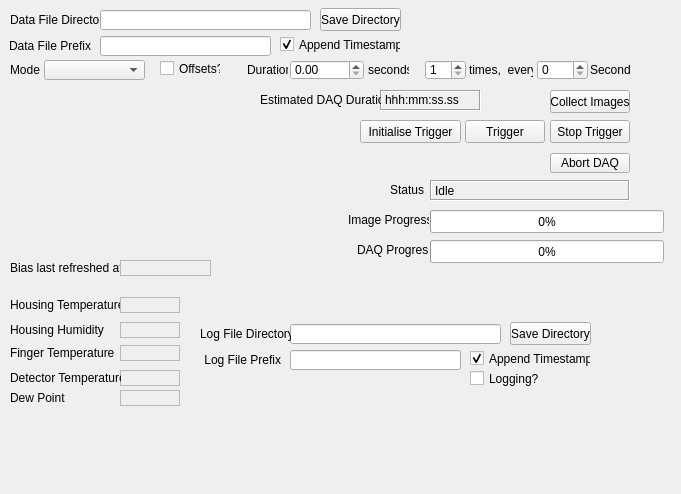
This is STFC/HexitecGigEProject/trunk/HexitecGigE/dataacquisitionform.ui in stfc-detectors/hexitec as Qt 5 draws it before an edit. The edited form follows.
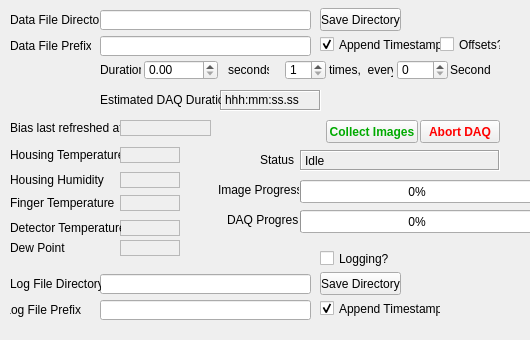
This is the edited form.

Commit message: Added popup to signal bad inifiles. Removed unused buttons from the GUI. Improved GUI sensitivity.

Diff of the .ui file:
```diff
--- a/STFC/HexitecGigEProject/trunk/HexitecGigE/dataacquisitionform.ui
+++ b/STFC/HexitecGigEProject/trunk/HexitecGigE/dataacquisitionform.ui
@@ -6,8 +6,8 @@
    <rect>
     <x>0</x>
     <y>0</y>
-    <width>681</width>
-    <height>494</height>
+    <width>530</width>
+    <height>340</height>
    </rect>
   </property>
   <property name="windowTitle">
@@ -18,7 +18,7 @@
     <rect>
      <x>100</x>
      <y>36</y>
-     <width>171</width>
+     <width>211</width>
      <height>20</height>
     </rect>
    </property>
@@ -26,8 +26,8 @@
   <widget class="QCheckBox" name="offsetsButton">
    <property name="geometry">
     <rect>
-     <x>160</x>
-     <y>60</y>
+     <x>440</x>
+     <y>36</y>
      <width>61</width>
      <height>17</height>
     </rect>
@@ -39,20 +39,10 @@
     <bool>false</bool>
    </property>
   </widget>
-  <widget class="QComboBox" name="mode">
-   <property name="geometry">
-    <rect>
-     <x>44</x>
-     <y>60</y>
-     <width>101</width>
-     <height>20</height>
-    </rect>
-   </property>
-  </widget>
   <widget class="QLabel" name="durationLabel">
    <property name="geometry">
     <rect>
-     <x>247</x>
+     <x>100</x>
      <y>60</y>
      <width>41</width>
      <height>20</height>
@@ -65,12 +55,82 @@
   <widget class="QPushButton" name="abortDAQ">
    <property name="geometry">
     <rect>
-     <x>550</x>
-     <y>153</y>
+     <x>420</x>
+     <y>120</y>
      <width>80</width>
-     <height>20</height>
+     <height>23</height>
     </rect>
    </property>
+   <property name="palette">
+    <palette>
+     <active>
+      <colorrole role="Text">
+       <brush brushstyle="SolidPattern">
+        <color alpha="255">
+         <red>255</red>
+         <green>0</green>
+         <blue>0</blue>
+        </color>
+       </brush>
+      </colorrole>
+      <colorrole role="ButtonText">
+       <brush brushstyle="SolidPattern">
+        <color alpha="255">
+         <red>255</red>
+         <green>0</green>
+         <blue>0</blue>
+        </color>
+       </brush>
+      </colorrole>
+     </active>
+     <inactive>
+      <colorrole role="Text">
+       <brush brushstyle="SolidPattern">
+        <color alpha="255">
+         <red>255</red>
+         <green>0</green>
+         <blue>0</blue>
+        </color>
+       </brush>
+      </colorrole>
+      <colorrole role="ButtonText">
+       <brush brushstyle="SolidPattern">
+        <color alpha="255">
+         <red>255</red>
+         <green>0</green>
+         <blue>0</blue>
+        </color>
+       </brush>
+      </colorrole>
+     </inactive>
+     <disabled>
+      <colorrole role="Text">
+       <brush brushstyle="SolidPattern">
+        <color alpha="255">
+         <red>120</red>
+         <green>120</green>
+         <blue>120</blue>
+        </color>
+       </brush>
+      </colorrole>
+      <colorrole role="ButtonText">
+       <brush brushstyle="SolidPattern">
+        <color alpha="255">
+         <red>120</red>
+         <green>120</green>
+         <blue>120</blue>
+        </color>
+       </brush>
+      </colorrole>
+     </disabled>
+    </palette>
+   </property>
+   <property name="font">
+    <font>
+     <weight>75</weight>
+     <bold>true</bold>
+    </font>
+   </property>
    <property name="autoFillBackground">
     <bool>false</bool>
    </property>
@@ -100,8 +160,8 @@
   <widget class="QLabel" name="state">
    <property name="geometry">
     <rect>
-     <x>430</x>
-     <y>180</y>
+     <x>300</x>
+     <y>150</y>
      <width>200</width>
      <height>21</height>
     </rect>
@@ -132,7 +192,7 @@
   <widget class="QCheckBox" name="dataFileTimestamp">
    <property name="geometry">
     <rect>
-     <x>280</x>
+     <x>320</x>
      <y>36</y>
      <width>121</width>
      <height>17</height>
@@ -145,28 +205,88 @@
     <bool>true</bool>
    </property>
   </widget>
-  <widget class="QPushButton" name="trigger">
-   <property name="geometry">
-    <rect>
-     <x>465</x>
-     <y>120</y>
-     <width>80</width>
-     <height>23</height>
-    </rect>
-   </property>
-   <property name="text">
-    <string>Trigger</string>
-   </property>
-  </widget>
   <widget class="QPushButton" name="collectImages">
    <property name="geometry">
     <rect>
-     <x>550</x>
-     <y>90</y>
-     <width>80</width>
+     <x>326</x>
+     <y>120</y>
+     <width>92</width>
      <height>23</height>
     </rect>
    </property>
+   <property name="palette">
+    <palette>
+     <active>
+      <colorrole role="Text">
+       <brush brushstyle="SolidPattern">
+        <color alpha="255">
+         <red>0</red>
+         <green>170</green>
+         <blue>0</blue>
+        </color>
+       </brush>
+      </colorrole>
+      <colorrole role="ButtonText">
+       <brush brushstyle="SolidPattern">
+        <color alpha="255">
+         <red>0</red>
+         <green>170</green>
+         <blue>0</blue>
+        </color>
+       </brush>
+      </colorrole>
+     </active>
+     <inactive>
+      <colorrole role="Text">
+       <brush brushstyle="SolidPattern">
+        <color alpha="255">
+         <red>0</red>
+         <green>170</green>
+         <blue>0</blue>
+        </color>
+       </brush>
+      </colorrole>
+      <colorrole role="ButtonText">
+       <brush brushstyle="SolidPattern">
+        <color alpha="255">
+         <red>0</red>
+         <green>170</green>
+         <blue>0</blue>
+        </color>
+       </brush>
+      </colorrole>
+     </inactive>
+     <disabled>
+      <colorrole role="Text">
+       <brush brushstyle="SolidPattern">
+        <color alpha="255">
+         <red>120</red>
+         <green>120</green>
+         <blue>120</blue>
+        </color>
+       </brush>
+      </colorrole>
+      <colorrole role="ButtonText">
+       <brush brushstyle="SolidPattern">
+        <color alpha="255">
+         <red>120</red>
+         <green>120</green>
+         <blue>120</blue>
+        </color>
+       </brush>
+      </colorrole>
+     </disabled>
+    </palette>
+   </property>
+   <property name="font">
+    <font>
+     <weight>75</weight>
+     <bold>true</bold>
+    </font>
+   </property>
+   <property name="autoFillBackground">
+    <bool>true</bool>
+   </property>
    <property name="text">
     <string>Collect Images</string>
    </property>
@@ -174,7 +294,7 @@
   <widget class="QDoubleSpinBox" name="duration">
    <property name="geometry">
     <rect>
-     <x>290</x>
+     <x>144</x>
      <y>60</y>
      <width>74</width>
      <height>20</height>
@@ -203,7 +323,7 @@
     <string>Data File Prefix</string>
    </property>
    <property name="alignment">
-    <set>Qt::AlignRight|Qt::AlignTrailing|Qt::AlignVCenter</set>
+    <set>Qt::AlignLeading|Qt::AlignLeft|Qt::AlignVCenter</set>
    </property>
   </widget>
   <widget class="QLineEdit" name="dataFileDirectory">
@@ -216,23 +336,10 @@
     </rect>
    </property>
   </widget>
-  <widget class="QLabel" name="dataAcquisitionModeLabel">
-   <property name="geometry">
-    <rect>
-     <x>10</x>
-     <y>60</y>
-     <width>31</width>
-     <height>20</height>
-    </rect>
-   </property>
-   <property name="text">
-    <string>Mode</string>
-   </property>
-  </widget>
   <widget class="QLabel" name="secondsLabel">
    <property name="geometry">
     <rect>
-     <x>368</x>
+     <x>228</x>
      <y>60</y>
      <width>41</width>
      <height>20</height>
@@ -252,7 +359,7 @@
    <property name="geometry">
     <rect>
      <x>10</x>
-     <y>297</y>
+     <y>147</y>
      <width>111</width>
      <height>16</height>
     </rect>
@@ -265,7 +372,7 @@
    <property name="geometry">
     <rect>
      <x>120</x>
-     <y>297</y>
+     <y>147</y>
      <width>60</width>
      <height>16</height>
     </rect>
@@ -284,7 +391,7 @@
    <property name="geometry">
     <rect>
      <x>10</x>
-     <y>322</y>
+     <y>172</y>
      <width>111</width>
      <height>16</height>
     </rect>
@@ -297,7 +404,7 @@
    <property name="geometry">
     <rect>
      <x>120</x>
-     <y>322</y>
+     <y>172</y>
      <width>60</width>
      <height>16</height>
     </rect>
@@ -316,7 +423,7 @@
    <property name="geometry">
     <rect>
      <x>10</x>
-     <y>345</y>
+     <y>195</y>
      <width>111</width>
      <height>16</height>
     </rect>
@@ -329,7 +436,7 @@
    <property name="geometry">
     <rect>
      <x>120</x>
-     <y>345</y>
+     <y>195</y>
      <width>60</width>
      <height>16</height>
     </rect>
@@ -344,37 +451,11 @@
     <number>1</number>
    </property>
   </widget>
-  <widget class="QPushButton" name="stopTrigger">
-   <property name="geometry">
-    <rect>
-     <x>550</x>
-     <y>120</y>
-     <width>80</width>
-     <height>23</height>
-    </rect>
-   </property>
-   <property name="text">
-    <string>Stop Trigger</string>
-   </property>
-  </widget>
-  <widget class="QPushButton" name="initTrigger">
-   <property name="geometry">
-    <rect>
-     <x>360</x>
-     <y>120</y>
-     <width>101</width>
-     <height>23</height>
-    </rect>
-   </property>
-   <property name="text">
-    <string>Initialise Trigger</string>
-   </property>
-  </widget>
   <widget class="QLabel" name="biasLastRefreshedLabel">
    <property name="geometry">
     <rect>
      <x>10</x>
-     <y>260</y>
+     <y>120</y>
      <width>111</width>
      <height>16</height>
     </rect>
@@ -387,7 +468,7 @@
    <property name="geometry">
     <rect>
      <x>120</x>
-     <y>260</y>
+     <y>120</y>
      <width>91</width>
      <height>16</height>
     </rect>
@@ -405,7 +486,7 @@
   <widget class="QSpinBox" name="repeatCount">
    <property name="geometry">
     <rect>
-     <x>425</x>
+     <x>285</x>
      <y>60</y>
      <width>41</width>
      <height>20</height>
@@ -421,7 +502,7 @@
   <widget class="QLabel" name="timesLabel">
    <property name="geometry">
     <rect>
-     <x>469</x>
+     <x>329</x>
      <y>60</y>
      <width>64</width>
      <height>20</height>
@@ -434,7 +515,7 @@
   <widget class="QDoubleSpinBox" name="repeatInterval">
    <property name="geometry">
     <rect>
-     <x>537</x>
+     <x>397</x>
      <y>60</y>
      <width>51</width>
      <height>20</height>
@@ -453,7 +534,7 @@
   <widget class="QLabel" name="secondsLabel_2">
    <property name="geometry">
     <rect>
-     <x>590</x>
+     <x>450</x>
      <y>60</y>
      <width>41</width>
      <height>20</height>
@@ -473,7 +554,7 @@
    <property name="geometry">
     <rect>
      <x>120</x>
-     <y>370</y>
+     <y>220</y>
      <width>60</width>
      <height>16</height>
     </rect>
@@ -492,7 +573,7 @@
    <property name="geometry">
     <rect>
      <x>10</x>
-     <y>370</y>
+     <y>220</y>
      <width>111</width>
      <height>16</height>
     </rect>
@@ -504,8 +585,8 @@
   <widget class="QLabel" name="dataAcquisitionModeLabel_2">
    <property name="geometry">
     <rect>
-     <x>390</x>
-     <y>180</y>
+     <x>260</x>
+     <y>150</y>
      <width>35</width>
      <height>20</height>
     </rect>
@@ -517,7 +598,7 @@
   <widget class="QLabel" name="estimatedDuration">
    <property name="geometry">
     <rect>
-     <x>380</x>
+     <x>220</x>
      <y>90</y>
      <width>101</width>
      <height>21</height>
@@ -536,7 +617,7 @@
   <widget class="QLabel" name="estimatedDurationLabel">
    <property name="geometry">
     <rect>
-     <x>260</x>
+     <x>100</x>
      <y>90</y>
      <width>121</width>
      <height>20</height>
@@ -549,8 +630,8 @@
   <widget class="QProgressBar" name="imageProgressBar">
    <property name="geometry">
     <rect>
-     <x>430</x>
-     <y>210</y>
+     <x>300</x>
+     <y>180</y>
      <width>234</width>
      <height>23</height>
     </rect>
@@ -562,8 +643,8 @@
   <widget class="QLabel" name="progressBarLabel">
    <property name="geometry">
     <rect>
-     <x>348</x>
-     <y>210</y>
+     <x>218</x>
+     <y>180</y>
      <width>81</width>
      <height>20</height>
     </rect>
@@ -576,7 +657,7 @@
    <property name="geometry">
     <rect>
      <x>120</x>
-     <y>390</y>
+     <y>240</y>
      <width>60</width>
      <height>16</height>
     </rect>
@@ -595,7 +676,7 @@
    <property name="geometry">
     <rect>
      <x>10</x>
-     <y>390</y>
+     <y>240</y>
      <width>111</width>
      <height>16</height>
     </rect>
@@ -607,8 +688,8 @@
   <widget class="QLineEdit" name="logFileDirectory">
    <property name="geometry">
     <rect>
-     <x>290</x>
-     <y>324</y>
+     <x>100</x>
+     <y>274</y>
      <width>211</width>
      <height>20</height>
     </rect>
@@ -617,9 +698,9 @@
   <widget class="QLineEdit" name="logFilePrefix">
    <property name="geometry">
     <rect>
-     <x>290</x>
-     <y>350</y>
-     <width>171</width>
+     <x>100</x>
+     <y>300</y>
+     <width>211</width>
      <height>20</height>
     </rect>
    </property>
@@ -627,8 +708,8 @@
   <widget class="QPushButton" name="logFileDirectoryButton">
    <property name="geometry">
     <rect>
-     <x>510</x>
-     <y>322</y>
+     <x>320</x>
+     <y>272</y>
      <width>81</width>
      <height>23</height>
     </rect>
@@ -640,9 +721,9 @@
   <widget class="QLabel" name="logFilePrefixLabel">
    <property name="geometry">
     <rect>
-     <x>200</x>
-     <y>350</y>
-     <width>81</width>
+     <x>10</x>
+     <y>300</y>
+     <width>71</width>
      <height>20</height>
     </rect>
    </property>
@@ -659,8 +740,8 @@
   <widget class="QLabel" name="logFileDirectoryLabel">
    <property name="geometry">
     <rect>
-     <x>200</x>
-     <y>324</y>
+     <x>10</x>
+     <y>274</y>
      <width>91</width>
      <height>20</height>
     </rect>
@@ -678,8 +759,8 @@
   <widget class="QCheckBox" name="logFileTimestamp">
    <property name="geometry">
     <rect>
-     <x>470</x>
-     <y>350</y>
+     <x>320</x>
+     <y>300</y>
      <width>121</width>
      <height>17</height>
     </rect>
@@ -694,9 +775,9 @@
   <widget class="QCheckBox" name="loggingEnabled">
    <property name="geometry">
     <rect>
-     <x>470</x>
-     <y>370</y>
-     <width>121</width>
+     <x>320</x>
+     <y>250</y>
+     <width>71</width>
      <height>17</height>
     </rect>
    </property>
@@ -710,8 +791,8 @@
   <widget class="QLabel" name="progressBarLabel_2">
    <property name="geometry">
     <rect>
-     <x>357</x>
-     <y>240</y>
+     <x>227</x>
+     <y>210</y>
      <width>71</width>
      <height>20</height>
     </rect>
@@ -723,8 +804,8 @@
   <widget class="QProgressBar" name="progressBar">
    <property name="geometry">
     <rect>
-     <x>430</x>
-     <y>240</y>
+     <x>300</x>
+     <y>210</y>
      <width>234</width>
      <height>23</height>
     </rect>
```
The commit also changes 20 other files.
